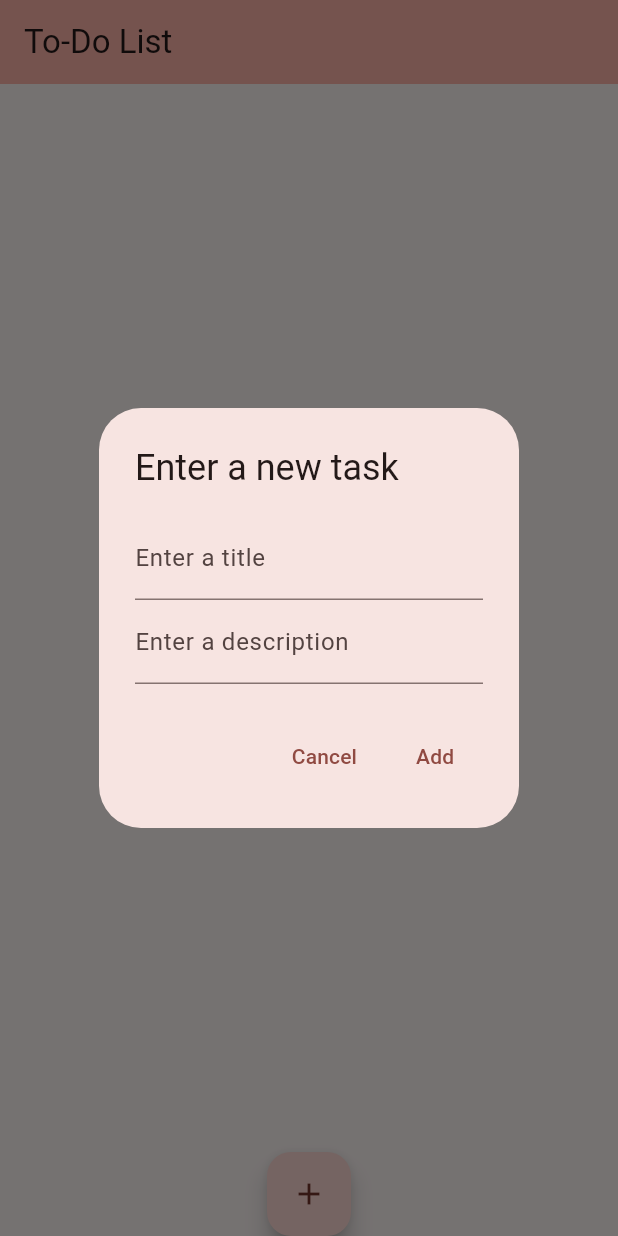
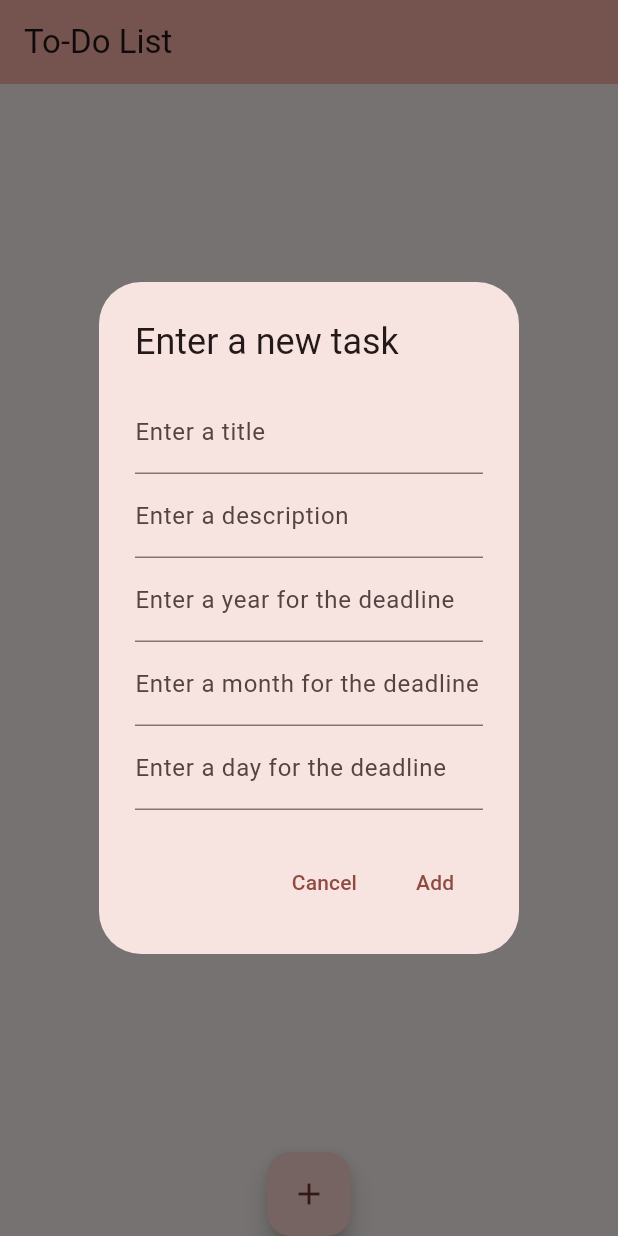
Before and after one commit to FlorDM7/my_first_app, a Flutter app: the screen it shows after launch, after a tap on the "add" icon, on a phone screen of 412 x 824 dp. Run offline on Flutter 3.47's test engine with Material 3 defaults, Android fonts, the phone set to English and light mode, and no system bars.

Commit message:
some date implementation

```diff
--- a/src/lib/main.dart
+++ b/src/lib/main.dart
@@ -1,4 +1,5 @@
 import 'package:flutter/material.dart';
+import 'package:flutter/services.dart';
 import 'tasklist.dart';
 import 'task.dart';
 
@@ -48,6 +49,9 @@ class _MyHomePageState extends State<MyHomePage> {
   Future<void> _showAddTaskDialog() async {
     String _newTaskTitle = "Untitled task"; // variables for the new task
     String _newTaskDescription = "";
+    int _deadlineYear = DateTime.now().year;
+    int _deadlineMonth = DateTime.now().month;
+    int _deadlineDay = DateTime.now().day;
 
     return showDialog(
       context: context,
@@ -76,6 +80,36 @@ class _MyHomePageState extends State<MyHomePage> {
                     _newTaskDescription = value; // change the local variable
                   },
                 ),
+                TextField(
+                  decoration: const InputDecoration(label: Text("Enter a year for the deadline")),
+                  keyboardType: TextInputType.datetime,
+                  inputFormatters: <TextInputFormatter>[
+                    FilteringTextInputFormatter.digitsOnly
+                  ],
+                  onChanged: (value) {
+                    _deadlineYear = int.parse(value); // change the local variable
+                  },
+                ),
+                TextField(
+                  decoration: const InputDecoration(label: Text("Enter a month for the deadline")),
+                  keyboardType: TextInputType.datetime,
+                  inputFormatters: <TextInputFormatter>[
+                    FilteringTextInputFormatter.digitsOnly
+                  ],
+                  onChanged: (value) {
+                    _deadlineMonth = int.parse(value); // change the local variable
+                  },
+                ),
+                TextField(
+                  decoration: const InputDecoration(label: Text("Enter a day for the deadline")),
+                  keyboardType: TextInputType.datetime,
+                  inputFormatters: <TextInputFormatter>[
+                    FilteringTextInputFormatter.digitsOnly
+                  ],
+                  onChanged: (value) {
+                    _deadlineDay = int.parse(value); // change the local variable
+                  },
+                )
               ],
             ),
           ),
@@ -99,7 +133,7 @@ class _MyHomePageState extends State<MyHomePage> {
                 onPressed: () {
                   Navigator.of(context).pop();
                   // press add, call addTask method
-                  _addTask(_newTaskTitle, _newTaskDescription);
+                  _addTask(_newTaskTitle, _newTaskDescription, _deadlineYear, _deadlineMonth, _deadlineDay);
                 },
                 child: const Text("Add")),
           ],
@@ -110,23 +144,26 @@ class _MyHomePageState extends State<MyHomePage> {
 
   // add a new task
   // by changing the state
-  void _addTask(String title, String description) {
+  void _addTask(String title, String description, int year, int month, int day) {
     setState(() {
-      tasklist.addTask(Task.noDate(title, description));
-    });
+      tasklist.addTask(Task(title, description, DateTime.utc(year, month, day)));
+  });
   }
 
 
   // method that makes a pop up widget for an existing task,
   // with the option to edit or complete/delete the task
   Future<void> _showInfoTaskDialog(Task currentTask) async {
+    int day = currentTask.deadline.day;
+    int month = currentTask.deadline.month;
+    int year = currentTask.deadline.year;
     return showDialog(
         context: context,
         barrierDismissible: false,
         builder: (BuildContext context) {
           return AlertDialog(
             title: Text(currentTask.getTitle()),
-            content: Text(currentTask.getDescription()),
+            content: Text("Deadline: ${currentTask.getDescription()}\n${day.toString()}/${month.toString()}/${year.toString()}"),
             actions: <Widget>[
               // return button
               TextButton(
@@ -249,6 +286,7 @@ class _MyHomePageState extends State<MyHomePage> {
     });
   }
 
+
   // This build method is rerun every time setState is called.
   @override
   Widget build(BuildContext context) {
@@ -257,7 +295,7 @@ class _MyHomePageState extends State<MyHomePage> {
         backgroundColor: Theme.of(context).colorScheme.inversePrimary,
         title: Text(widget.title),
       ),
-      // List framework
+      // Tasklist framework
       body: tasklist.isEmpty()
           ? const Center(child: Text('There are no tasks. Create one!'))
           : ListView.builder(
--- a/src/lib/task.dart
+++ b/src/lib/task.dart
@@ -4,7 +4,7 @@ A class representing tasks.
 class Task {
   String title;
   String description;
-  DateTime? deadline;
+  DateTime deadline = DateTime.now();
 
   /*
   CONSTRUCTORS
@@ -14,9 +14,7 @@ class Task {
   Task(this.title, this.description, this.deadline);
 
   // Constructor without date
-  Task.noDate(this.title, this.description) {
-    deadline = null;
-  }
+  Task.noDate(this.title, this.description);
 
   /*
   SETTERS
--- a/src/lib/tasklist.dart
+++ b/src/lib/tasklist.dart
@@ -45,4 +45,8 @@ class Tasklist {
     return tasks.isEmpty;
   }
 
+  void sortByDate() {
+    // TODO
+  }
+
 }
```
